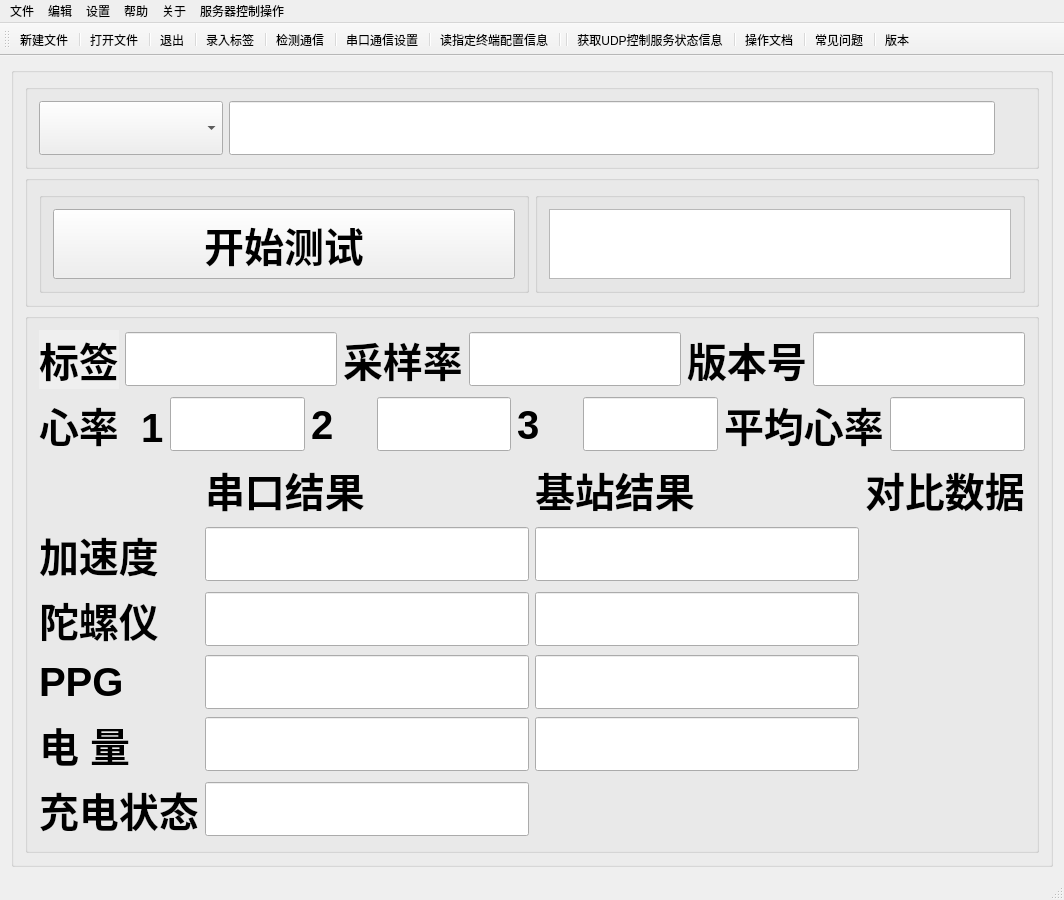
guoshijiang/IspdNewCalibrator, file mainwindow.ui: the form before one commit.
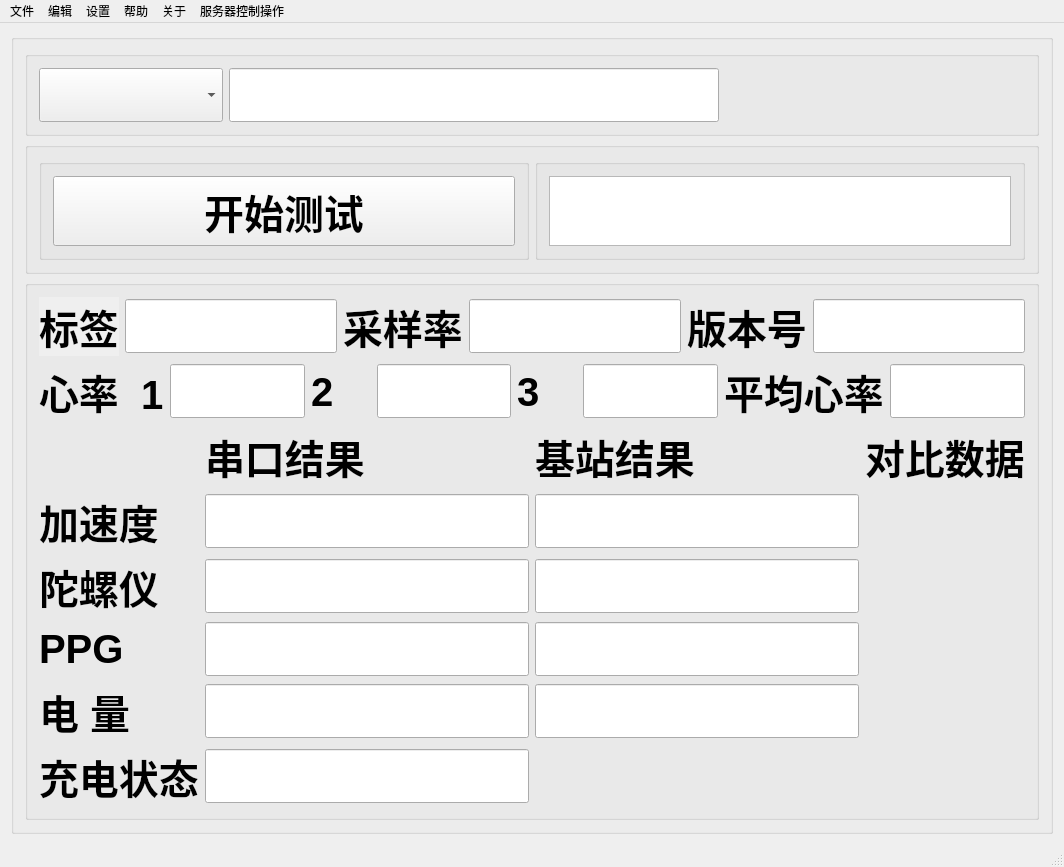
The form after the commit. Icons and pictures are not drawn.

Patch:
```diff
--- a/mainwindow.ui
+++ b/mainwindow.ui
@@ -53,6 +53,12 @@
             </item>
             <item>
              <widget class="QLabel" name="record_status">
+              <property name="minimumSize">
+               <size>
+                <width>300</width>
+                <height>0</height>
+               </size>
+              </property>
               <property name="font">
                <font>
                 <pointsize>30</pointsize>
@@ -120,7 +126,7 @@
            <widget class="QGroupBox" name="groupBox_5">
             <property name="font">
              <font>
-              <pointsize>25</pointsize>
+              <pointsize>15</pointsize>
               <weight>75</weight>
               <bold>true</bold>
              </font>
@@ -771,39 +777,6 @@
    <addaction name="menu_6"/>
   </widget>
   <widget class="QStatusBar" name="statusBar"/>
-  <widget class="QToolBar" name="toolBar">
-   <property name="windowTitle">
-    <string>toolBar</string>
-   </property>
-   <attribute name="toolBarArea">
-    <enum>TopToolBarArea</enum>
-   </attribute>
-   <attribute name="toolBarBreak">
-    <bool>false</bool>
-   </attribute>
-   <addaction name="action_newfile"/>
-   <addaction name="separator"/>
-   <addaction name="action_openfile"/>
-   <addaction name="separator"/>
-   <addaction name="action_eixit"/>
-   <addaction name="separator"/>
-   <addaction name="action_record"/>
-   <addaction name="separator"/>
-   <addaction name="action_com"/>
-   <addaction name="separator"/>
-   <addaction name="action_serialport_set"/>
-   <addaction name="separator"/>
-   <addaction name="action_read_speconfig"/>
-   <addaction name="separator"/>
-   <addaction name="separator"/>
-   <addaction name="action_udp_server_info"/>
-   <addaction name="separator"/>
-   <addaction name="action_doc"/>
-   <addaction name="separator"/>
-   <addaction name="action_question"/>
-   <addaction name="separator"/>
-   <addaction name="action_version"/>
-  </widget>
   <action name="action_newfile">
    <property name="icon">
     <iconset resource="resource.qrc">
```
